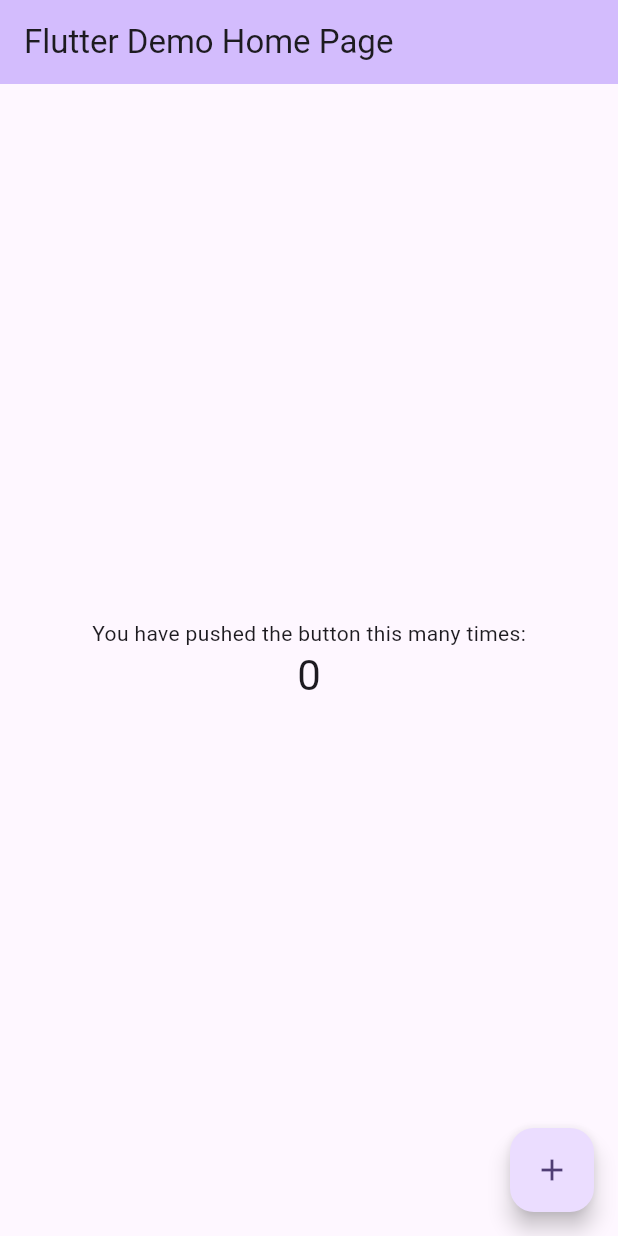
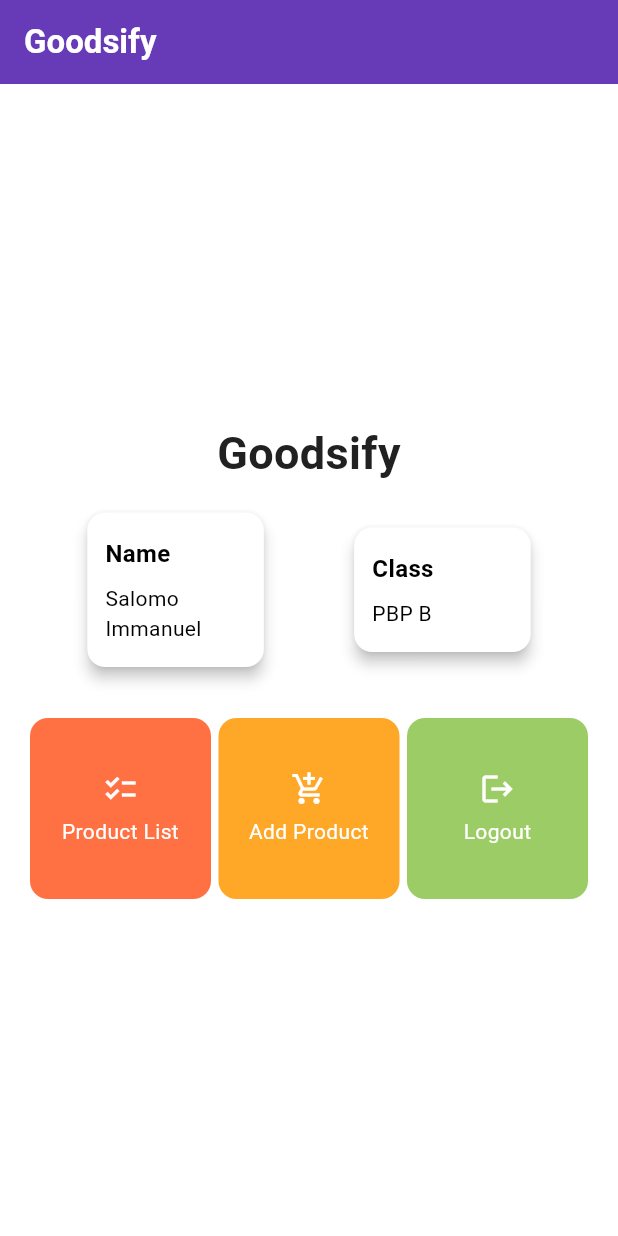
Before and after one commit to SalomoManullang/goodsify_mobile, a Flutter app: the screen it shows after launch, on a phone screen of 412 x 824 dp. Run offline on Flutter 3.47's test engine with Material 3 defaults, Android fonts, the light colour scheme and no system bars.

Commit message:
tugAS 1 kelar bos

```diff
--- a/lib/main.dart
+++ b/lib/main.dart
@@ -1,4 +1,5 @@
 import 'package:flutter/material.dart';
+import 'package:goodsify/menu.dart';
 
 void main() {
   runApp(const MyApp());
@@ -28,98 +29,13 @@
         //
         // This works for code too, not just values: Most code changes can be
         // tested with just a hot reload.
-        colorScheme: ColorScheme.fromSeed(seedColor: Colors.deepPurple),
+        colorScheme: ColorScheme.fromSwatch(
+              primarySwatch: Colors.deepPurple,
+        ).copyWith(secondary: Colors.deepPurple[400]),
+
         useMaterial3: true,
       ),
-      home: const MyHomePage(title: 'Flutter Demo Home Page'),
+      home: MyHomePage(),
     );
   }
 }
-
-class MyHomePage extends StatefulWidget {
-  const MyHomePage({super.key, required this.title});
-
-  // This widget is the home page of your application. It is stateful, meaning
-  // that it has a State object (defined below) that contains fields that affect
-  // how it looks.
-
-  // This class is the configuration for the state. It holds the values (in this
-  // case the title) provided by the parent (in this case the App widget) and
-  // used by the build method of the State. Fields in a Widget subclass are
-  // always marked "final".
-
-  final String title;
-
-  @override
-  State<MyHomePage> createState() => _MyHomePageState();
-}
-
-class _MyHomePageState extends State<MyHomePage> {
-  int _counter = 0;
-
-  void _incrementCounter() {
-    setState(() {
-      // This call to setState tells the Flutter framework that something has
-      // changed in this State, which causes it to rerun the build method below
-      // so that the display can reflect the updated values. If we changed
-      // _counter without calling setState(), then the build method would not be
-      // called again, and so nothing would appear to happen.
-      _counter++;
-    });
-  }
-
-  @override
-  Widget build(BuildContext context) {
-    // This method is rerun every time setState is called, for instance as done
-    // by the _incrementCounter method above.
-    //
-    // The Flutter framework has been optimized to make rerunning build methods
-    // fast, so that you can just rebuild anything that needs updating rather
-    // than having to individually change instances of widgets.
-    return Scaffold(
-      appBar: AppBar(
-        // TRY THIS: Try changing the color here to a specific color (to
-        // Colors.amber, perhaps?) and trigger a hot reload to see the AppBar
-        // change color while the other colors stay the same.
-        backgroundColor: Theme.of(context).colorScheme.inversePrimary,
-        // Here we take the value from the MyHomePage object that was created by
-        // the App.build method, and use it to set our appbar title.
-        title: Text(widget.title),
-      ),
-      body: Center(
-        // Center is a layout widget. It takes a single child and positions it
-        // in the middle of the parent.
-        child: Column(
-          // Column is also a layout widget. It takes a list of children and
-          // arranges them vertically. By default, it sizes itself to fit its
-          // children horizontally, and tries to be as tall as its parent.
-          //
-          // Column has various properties to control how it sizes itself and
-          // how it positions its children. Here we use mainAxisAlignment to
-          // center the children vertically; the main axis here is the vertical
-          // axis because Columns are vertical (the cross axis would be
-          // horizontal).
-          //
-          // TRY THIS: Invoke "debug painting" (choose the "Toggle Debug Paint"
-          // action in the IDE, or press "p" in the console), to see the
-          // wireframe for each widget.
-          mainAxisAlignment: MainAxisAlignment.center,
-          children: <Widget>[
-            const Text(
-              'You have pushed the button this many times:',
-            ),
-            Text(
-              '$_counter',
-              style: Theme.of(context).textTheme.headlineMedium,
-            ),
-          ],
-        ),
-      ),
-      floatingActionButton: FloatingActionButton(
-        onPressed: _incrementCounter,
-        tooltip: 'Increment',
-        child: const Icon(Icons.add),
-      ), // This trailing comma makes auto-formatting nicer for build methods.
-    );
-  }
-}
--- /dev/null
+++ b/lib/menu.dart
@@ -0,0 +1,171 @@
+import 'package:flutter/material.dart';
+
+class MyHomePage extends StatelessWidget {
+  final String name = 'Salomo Immanuel'; // Nama
+  final String className = 'PBP B'; //Kelas
+  MyHomePage({super.key});
+
+  final List<ShopItem> items = [
+    ShopItem("Product List", Icons.checklist, Colors.deepOrange.shade400),
+    ShopItem("Add Product", Icons.add_shopping_cart, Colors.orange.shade400),
+    ShopItem("Logout", Icons.logout, Colors.lightGreen.shade400),
+  ];
+
+  @override
+  Widget build(BuildContext context) {
+    return Scaffold(
+      appBar: AppBar(
+        title: const Text(
+          'Goodsify',
+          style: TextStyle(
+            color: Colors.white,
+            fontWeight: FontWeight.bold,
+          ),
+        ),
+        backgroundColor: Theme.of(context).colorScheme.primary,
+      ),
+      body: Center(
+        child: SingleChildScrollView(
+          child: Padding(
+            padding: const EdgeInsets.all(10.0), // Set padding dari halaman
+            child: Column(
+              mainAxisAlignment: MainAxisAlignment.center, // Posisikan konten di tengah secara vertikal
+              children: <Widget>[
+                Padding(
+                  padding: const EdgeInsets.only(top: 10.0, bottom: 10.0),
+                  child: Text(
+                    'Goodsify',
+                    textAlign: TextAlign.center,
+                    style: TextStyle(
+                      fontSize: 30,
+                      fontWeight: FontWeight.bold,
+                      color: Colors.grey.shade900,
+                    ),
+                  ),
+                ),
+                // Info cards for name and class
+                Row(
+                  mainAxisAlignment: MainAxisAlignment.spaceEvenly,
+                  children: [
+                    InfoCard(title: 'Name', content: name),
+                    InfoCard(title: 'Class', content: className),
+                  ],
+                ),
+                const SizedBox(height: 16.0), // Spacing between info cards and grid
+
+                // Grid layout
+                Center(
+                  child: GridView.count(
+                    primary: false,
+                    padding: const EdgeInsets.all(10), // Kurangi padding
+                    crossAxisSpacing: 5, // Kurangi jarak horizontal antar card
+                    mainAxisSpacing: 5, // Kurangi jarak vertikal antar card
+                    crossAxisCount: 3, // Jumlah kolom dalam grid
+                    shrinkWrap: true,
+                    children: items.map((ShopItem item) {
+                      return ShopCard(item);
+                    }).toList(),
+                  ),
+                ),
+              ],
+            ),
+          ),
+        ),
+      ),
+    );
+  }
+}
+
+class ShopItem {
+  final String name;
+  final IconData icon;
+  final Color color; // Tambahkan properti warna
+
+  ShopItem(this.name, this.icon, this.color);
+}
+
+class ShopCard extends StatelessWidget {
+  final ShopItem item;
+
+  const ShopCard(this.item, {super.key}); // Constructor
+
+  @override
+  Widget build(BuildContext context) {
+    return Material(
+      color: item.color, // Gunakan warna dari ShopItem
+      borderRadius: BorderRadius.circular(12),
+      child: InkWell(
+        onTap: () {
+          // Memunculkan SnackBar ketika diklik
+          ScaffoldMessenger.of(context)
+            ..hideCurrentSnackBar()
+            ..showSnackBar(SnackBar(
+                content: Text("Kamu telah menekan tombol ${item.name}!")));
+        },
+        child: Container(
+          padding: const EdgeInsets.all(8),
+          child: Center(
+            child: Column(
+              mainAxisAlignment: MainAxisAlignment.center,
+              children: [
+                Icon(
+                  item.icon,
+                  color: Colors.white,
+                  size: 24.0, // Ukuran ikon
+                ),
+                const Padding(padding: EdgeInsets.all(3)),
+                Text(
+                  item.name,
+                  textAlign: TextAlign.center,
+                  style: const TextStyle(color: Colors.white, fontSize: 14), // Ukuran teks
+                ),
+              ],
+            ),
+          ),
+        ),
+      ),
+    );
+  }
+}
+
+class InfoCard extends StatelessWidget {
+  final String title;
+  final String content;
+
+  const InfoCard({super.key, required this.title, required this.content});
+
+  @override
+  Widget build(BuildContext context) {
+    return Card(
+      elevation: 4.0, // Tingkat bayangan yang sedikit lebih tinggi
+      shape: RoundedRectangleBorder(
+        borderRadius: BorderRadius.circular(12.0), // Membuat sudut melengkung lebih halus
+      ),
+      color: Colors.white, // Warna background untuk InfoCard
+      margin: const EdgeInsets.symmetric(vertical: 8.0, horizontal: 12.0), // Margin luar untuk jarak antar kartu
+      child: Container(
+        width: MediaQuery.of(context).size.width / 3.5, // Lebar kartu disesuaikan dengan layar
+        padding: const EdgeInsets.symmetric(vertical: 16.0, horizontal: 12.0), // Padding dalam kartu
+        child: Column(
+          crossAxisAlignment: CrossAxisAlignment.start, // Mengatur konten ke sisi kiri
+          children: [
+            Text(
+              title,
+              style: const TextStyle(
+                fontWeight: FontWeight.bold,
+                fontSize: 16.0, // Ukuran font yang sedikit lebih besar untuk judul
+              ),
+            ),
+            const SizedBox(height: 8.0),
+            Text(
+              content,
+              style: const TextStyle(
+                fontSize: 14.0, // Ukuran font yang lebih kecil untuk konten
+              ),
+            ),
+          ],
+        ),
+      ),
+    );
+  }
+}
```
Also changed, not shown: 1 other file.
